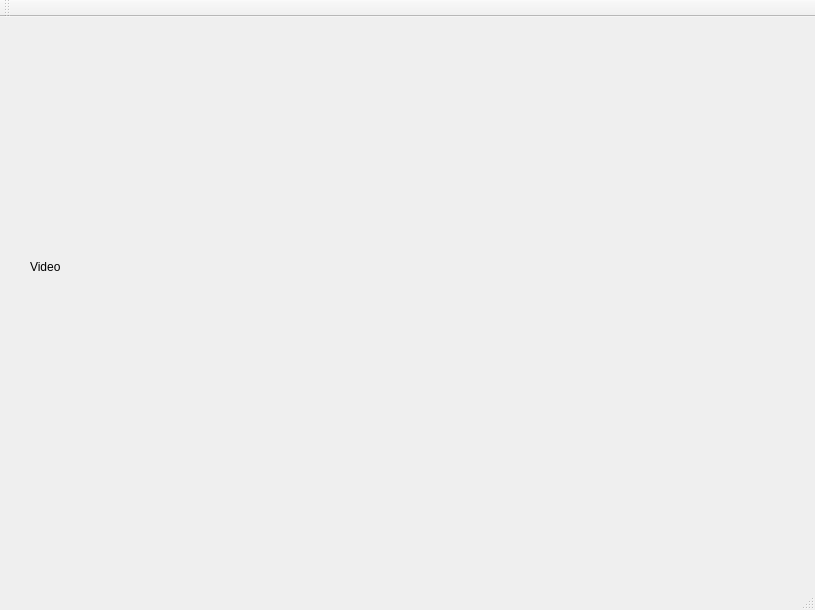
Qt form opencv_test/driver.ui (bryevo/SDSU-Parking) before a commit.
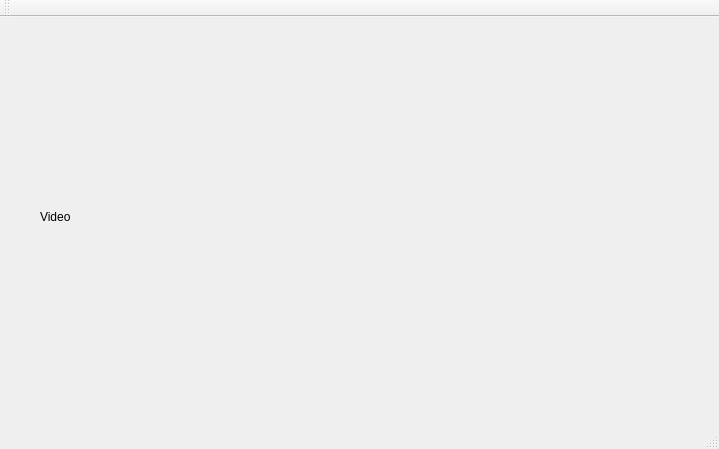
The same form after that commit.

```diff
--- a/opencv_test/driver.ui
+++ b/opencv_test/driver.ui
@@ -6,8 +6,8 @@
    <rect>
     <x>0</x>
     <y>0</y>
-    <width>815</width>
-    <height>610</height>
+    <width>719</width>
+    <height>449</height>
    </rect>
   </property>
   <property name="windowTitle">
@@ -17,10 +17,10 @@
    <widget class="QLabel" name="lbl_vid">
     <property name="geometry">
      <rect>
-      <x>30</x>
-      <y>10</y>
+      <x>40</x>
+      <y>20</y>
       <width>640</width>
-      <height>480</height>
+      <height>360</height>
      </rect>
     </property>
     <property name="autoFillBackground">
```
Left out of the diff: 2 changed lines with no effect on the pictures.
